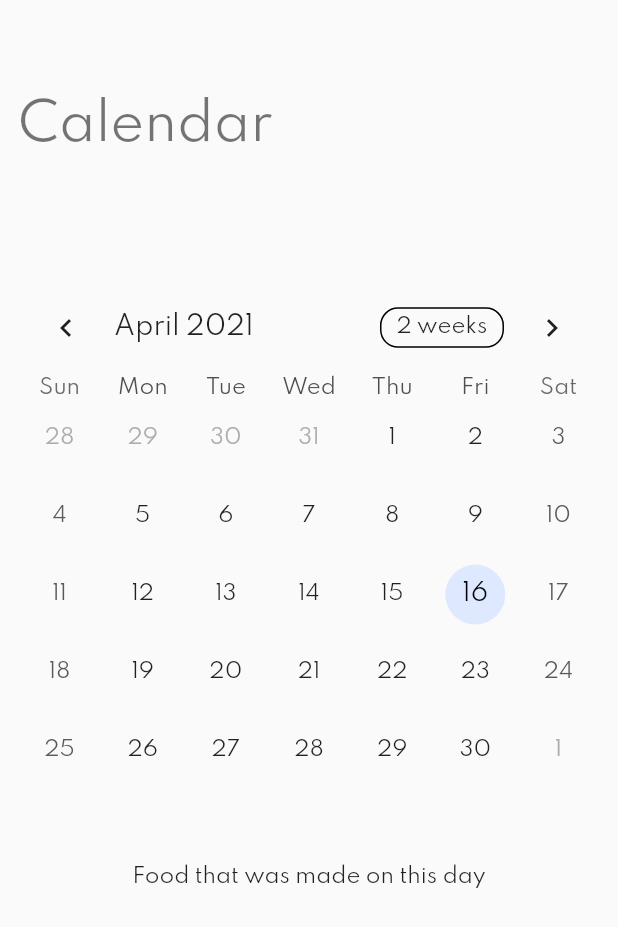
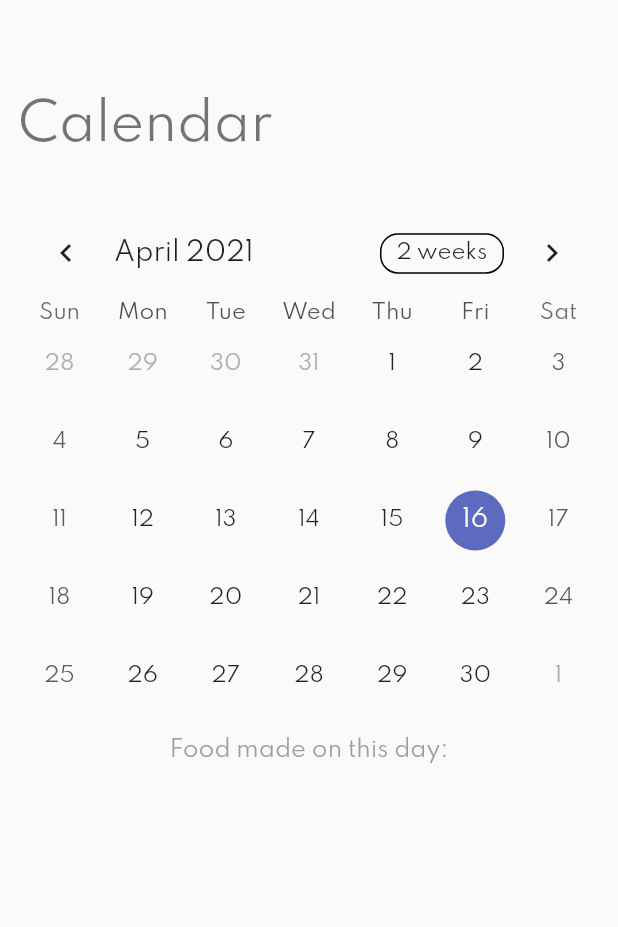
Before and after one commit to osamaaliarshad/FoodCast, a Flutter app: the CalendarPage widget shown alone on an empty page, opened directly, on a phone screen of 412 x 824 dp. Shown: the top 927 px of the screen. Run offline on Flutter 3.47's test engine with Material 2 defaults, Android fonts, the phone set to English and light mode, and no system bars; drawn by our look-alikes of table_calendar; our stand-ins replace cloud_firestore, firebase_auth, firebase_core, firebase_storage, flutter_hooks, freezed_annotation and 2 more; accounts and stored records are empty; network calls fail.

Commit message:
Added Calendar Functionality

```diff
--- a/lib/pages/navigation_rail_pages/calendar_page.dart
+++ b/lib/pages/navigation_rail_pages/calendar_page.dart
@@ -1,6 +1,12 @@
 import 'package:flutter/material.dart';
 import 'package:foodcast/widgets/constants.dart';
 import 'package:table_calendar/table_calendar.dart';
+import 'recipe/food_info_page.dart';
+import 'recipe/recipe_page.dart';
+import 'dart:ui';
+import 'package:foodcast/pages/navigation_rail_pages/recipe/food_info_page.dart';
+import 'package:hooks_riverpod/hooks_riverpod.dart';
+import 'package:foodcast/controller/food_list_controller.dart';
 
 class CalendarPage extends StatefulWidget {
   @override
@@ -8,8 +14,12 @@ class CalendarPage extends StatefulWidget {
 }
 
 class _CalendarPageState extends State<CalendarPage> {
+  CalendarFormat _calendarFormat = CalendarFormat.month;
+  DateTime _focusedDay = DateTime.now();
+  DateTime? _selectedDay;
   @override
   void initState() {
+    _selectedDay = DateTime.now();
     super.initState();
   }
 
@@ -34,9 +44,27 @@ class _CalendarPageState extends State<CalendarPage> {
               ),
               Text('Calendar', style: Theme.of(context).textTheme.headline4),
               SizedBox(
-                height: (height * 0.5) / 5,
+                height: (height * 0.2) / 5,
               ),
               TableCalendar(
+                  onFormatChanged: (format) {
+                    if (_calendarFormat != format) {
+                      // Call `setState()` when updating calendar format
+                      setState(() {
+                        _calendarFormat = format;
+                      });
+                    }
+                  },
+                  selectedDayPredicate: (day) {
+                    return isSameDay(_selectedDay, day);
+                  },
+                  onDaySelected: (selectedDay, focusedDay) {
+                    setState(() {
+                      _selectedDay = selectedDay;
+                      _focusedDay =
+                          focusedDay; // update `_focusedDay` here as well
+                    });
+                  },
                   calendarStyle: CalendarStyle(
                     todayDecoration: BoxDecoration(
                       color: sidebarColor,
@@ -47,13 +75,62 @@ class _CalendarPageState extends State<CalendarPage> {
                       fontSize: 16.0,
                     ), //
                   ),
-                  focusedDay: DateTime.now(),
+                  focusedDay: _focusedDay,
                   firstDay: DateTime.utc(2021, 1, 28),
                   lastDay: DateTime.utc(2030, 3, 14)),
               SizedBox(
-                height: 50,
+                height: 15,
               ),
-              Center(child: Text('Food that was made on this day'))
+              Center(
+                  child: Text(
+                'Food made on this day:',
+                style: TextStyle(color: Colors.grey, fontSize: 15),
+              )),
+              SizedBox(
+                height: 15,
+              ),
+              Consumer(builder: (context, watch, child) {
+                var foods = watch(foodItemListControllerProvider.state);
+                return foods.when(
+                  loading: () => const CircularProgressIndicator(),
+                  error: (err, stack) => Text('Error: $err'),
+                  data: (foods) => (SizedBox(
+                    height: 250,
+                    child: ListView(
+                      physics: AlwaysScrollableScrollPhysics(),
+                      children: List.generate(
+                        foods.length,
+                        (index) {
+                          final foodItem = foods[index];
+                          return (foods[index].lastMade != null &&
+                                  foods[index]
+                                          .lastMade
+                                          .toString()
+                                          .substring(0, 10) ==
+                                      _selectedDay.toString().substring(0, 10))
+                              ? GestureDetector(
+                                  child: Container(
+                                      height: 100,
+                                      child:
+                                          CreateStyleCard(foodItem: foodItem)),
+                                  onTap: () {
+                                    Navigator.push(
+                                      context,
+                                      MaterialPageRoute(
+                                        builder: (context) => FoodInfoPage(
+                                          food: foodItem,
+                                        ),
+                                      ),
+                                    );
+                                  },
+                                )
+                              : SizedBox.shrink();
+                        },
+                      ),
+                    ),
+                  )),
+                );
+              })
             ],
           ),
         ),
--- a/lib/pages/navigation_rail_pages/recipe/food_info_page.dart
+++ b/lib/pages/navigation_rail_pages/recipe/food_info_page.dart
@@ -158,12 +158,15 @@ class _FoodInfoPageState extends State<FoodInfoPage> {
                                 shape: BoxShape.circle,
                                 color: sidebarColor,
                               ),
+                              child: Padding(
+                                padding: const EdgeInsets.all(1.0),
                                 child: Text(
                                   (selectedDate == null
                                       ? 'N/A'
                                       : dateFormat.format(selectedDate!)),
                                   style: TextStyle(fontSize: 15),
                                   textAlign: TextAlign.center,
+                                ),
                               ),
                             ),
                             onTap: () async {
```
Lines whose indentation alone changed are shown as unchanged.
